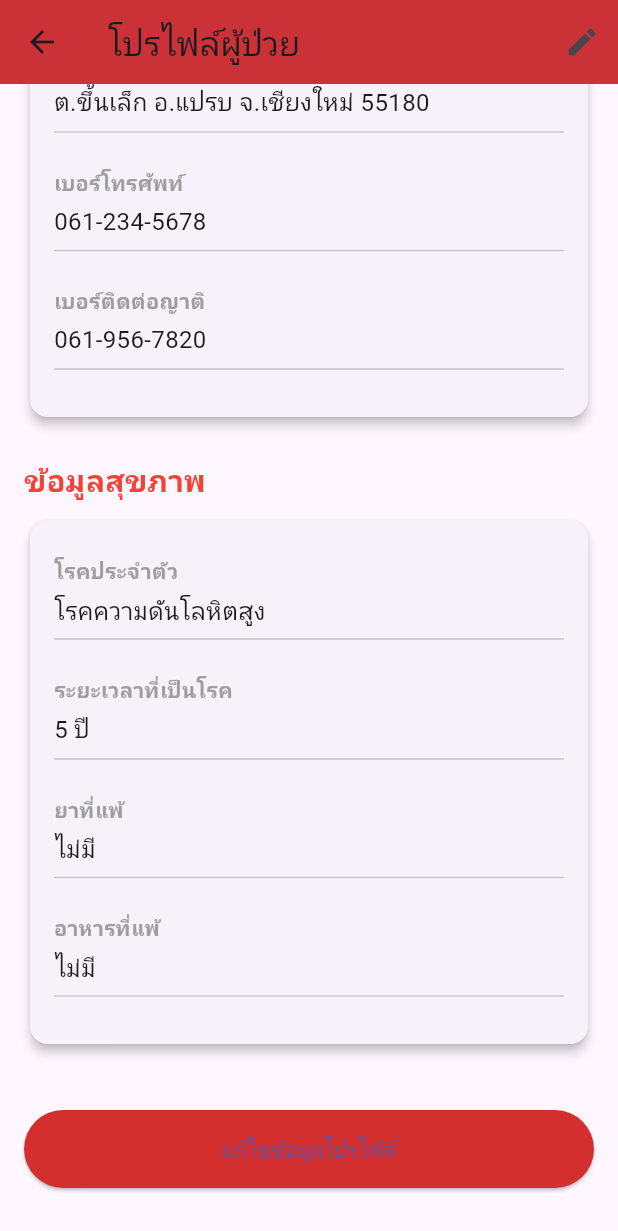
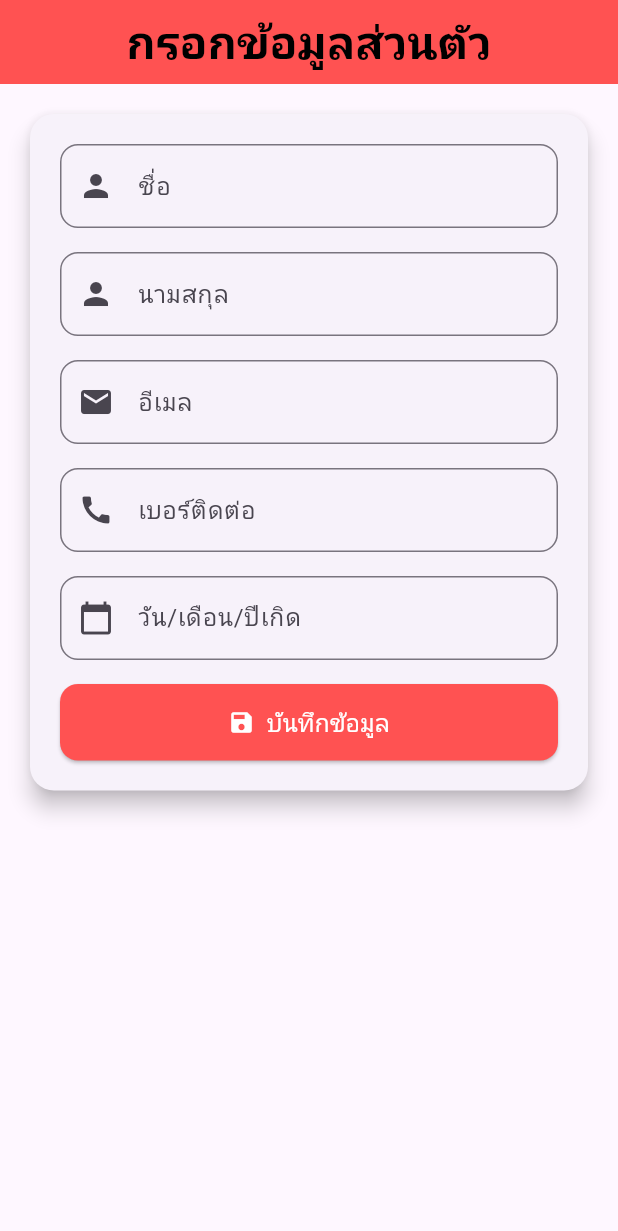
Before and after one commit to Tanonchai67/HeartCarePlus_Flutter, a Flutter app: the PatientProfilePage screen opened directly, scrolled down 488 dp, after a tap on the "edit" icon, on a phone screen of 412 x 824 dp. Shown: the top 1231 px of the screen. Run offline on Flutter 3.47's test engine with Material 3 defaults, Android fonts, the light colour scheme and no system bars; our stand-ins replace auto_size_text, firebase_auth, firebase_core, form_field_validator, table_calendar; accounts and stored records are empty.

Commit message:
Add_Profile

```diff
--- a/lib/login/forget_pass.dart
+++ b/lib/login/forget_pass.dart
@@ -2,7 +2,7 @@ import 'package:firebase_auth/firebase_auth.dart';
 import 'package:firebase_core/firebase_core.dart';
 import 'package:flutter/material.dart';
 import 'package:form_field_validator/form_field_validator.dart';
-import 'package:heartcare_plus/model/users.dart';
+import 'package:heartcare_plus/models/users_model.dart';
 
 class ForgetPassPage extends StatelessWidget {
   ForgetPassPage({super.key});
--- /dev/null
+++ b/lib/models/profiles_model.dart
@@ -0,0 +1,15 @@
+class Profiles {
+  String name;
+  String lastname;
+  String email;
+  int phone;
+  DateTime birthday;
+
+  Profiles({
+    required this.name,
+    required this.lastname,
+    required this.email,
+    required this.phone,
+    required this.birthday,
+  });
+}
--- /dev/null
+++ b/lib/pages/setting/add_profile.dart
@@ -0,0 +1,189 @@
+import 'package:flutter/material.dart';
+import 'package:flutter_localizations/flutter_localizations.dart';
+import 'package:form_field_validator/form_field_validator.dart';
+import 'package:heartcare_plus/models/profiles_model.dart';
+import 'package:intl/intl.dart';
+
+class AddProfile extends StatefulWidget {
+  const AddProfile({super.key});
+
+  @override
+  State<AddProfile> createState() => _AddProfileState();
+}
+
+class _AddProfileState extends State<AddProfile> {
+  final formKey = GlobalKey<FormState>();
+  Profiles profiles = Profiles(
+      name: '', lastname: '', email: '', phone: 0, birthday: DateTime.now());
+  final TextEditingController _birthdayController = TextEditingController();
+
+  @override
+  Widget build(BuildContext context) {
+    return MaterialApp(
+      localizationsDelegates: [
+        GlobalMaterialLocalizations.delegate,
+        GlobalWidgetsLocalizations.delegate,
+        GlobalCupertinoLocalizations.delegate,
+      ],
+      supportedLocales: [
+        Locale('th', 'TH'), // ภาษาไทย
+        Locale('en', 'US'), // ภาษาอังกฤษ
+      ],
+      home: Scaffold(
+        appBar: AppBar(
+          title: const Text('กรอกข้อมูลส่วนตัว'),
+          centerTitle: true,
+          titleTextStyle: const TextStyle(
+            fontWeight: FontWeight.bold,
+            fontSize: 30,
+            color: Colors.black,
+          ),
+          backgroundColor: Colors.redAccent,
+          automaticallyImplyLeading: false,
+        ),
+        body: SingleChildScrollView(
+          padding: const EdgeInsets.all(16),
+          child: Form(
+            key: formKey,
+            child: Card(
+              elevation: 6,
+              shape: RoundedRectangleBorder(
+                borderRadius: BorderRadius.circular(16),
+              ),
+              child: Padding(
+                padding: const EdgeInsets.all(20),
+                child: Column(
+                  children: [
+                    // ชื่อ
+                    TextFormField(
+                      onSaved: (String? name) {
+                        profiles.name = name ?? '';
+                      },
+                      validator:
+                          RequiredValidator(errorText: "กรุณากรอกชื่อ").call,
+                      decoration: InputDecoration(
+                        labelText: 'ชื่อ',
+                        border: OutlineInputBorder(
+                            borderRadius: BorderRadius.circular(12)),
+                        prefixIcon: const Icon(Icons.person),
+                      ),
+                    ),
+                    const SizedBox(height: 16),
+                    //นามสกุล
+                    TextFormField(
+                      onSaved: (String? lastname) {
+                        profiles.lastname = lastname ?? '';
+                      },
+                      validator:
+                          RequiredValidator(errorText: "กรุณากรอกนามสกุล").call,
+                      decoration: InputDecoration(
+                        labelText: 'นามสกุล',
+                        border: OutlineInputBorder(
+                            borderRadius: BorderRadius.circular(12)),
+                        prefixIcon: const Icon(Icons.person),
+                      ),
+                    ),
+                    const SizedBox(height: 16),
+                    //อีเมล์
+                    TextFormField(
+                      validator: MultiValidator([
+                        RequiredValidator(errorText: "กรุณากรอกอีเมล"),
+                        EmailValidator(
+                            errorText: "รูปแบบอีเมลไม่ถูกต้อง *@gmail.com")
+                      ]).call,
+                      onSaved: (String? email) {
+                        profiles.email = email ?? '';
+                      },
+                      keyboardType: TextInputType.emailAddress,
+                      decoration: InputDecoration(
+                        labelText: 'อีเมล',
+                        border: OutlineInputBorder(
+                            borderRadius: BorderRadius.circular(12)),
+                        prefixIcon: const Icon(Icons.email),
+                      ),
+                    ),
+                    const SizedBox(height: 16),
+                    TextFormField(
+                      keyboardType: TextInputType.number,
+                      onSaved: (String? value) {
+                        profiles.phone = int.tryParse(value ?? '0') ?? 0;
+                      },
+                      validator:
+                          RequiredValidator(errorText: "กรุณากรอกเบอร์ติดต่อ")
+                              .call,
+                      decoration: InputDecoration(
+                        labelText: 'เบอร์ติดต่อ',
+                        border: OutlineInputBorder(
+                            borderRadius: BorderRadius.circular(12)),
+                        prefixIcon: const Icon(Icons.call),
+                      ),
+                    ),
+                    const SizedBox(height: 16),
+                    TextFormField(
+                      controller: _birthdayController,
+                      validator: RequiredValidator(
+                              errorText: "กรุณาเลือกวัน/เดือน/ปีเกิด")
+                          .call,
+                      decoration: InputDecoration(
+                        labelText: 'วัน/เดือน/ปีเกิด',
+                        border: OutlineInputBorder(
+                            borderRadius: BorderRadius.circular(12)),
+                        prefixIcon: const Icon(Icons.calendar_today),
+                      ),
+                      readOnly: true,
+                      onTap: () async {
+                        DateTime? picked = await showDatePicker(
+                          context: context,
+                          initialDate: DateTime(2000),
+                          firstDate: DateTime(1900),
+                          lastDate: DateTime.now(),
+                          locale: const Locale('th', 'TH'),
+                        );
+                        if (picked != null) {
+                          setState(() {
+                            _birthdayController.text =
+                                DateFormat('dd/MM/yyyy').format(picked);
+                            profiles.birthday = picked;
+                          });
+                        }
+                      },
+                    ),
+                    const SizedBox(height: 16),
+
+                    // ปุ่มบันทึก
+                    SizedBox(
+                      width: double.infinity,
+                      child: ElevatedButton.icon(
+                        style: ElevatedButton.styleFrom(
+                          backgroundColor: Colors.redAccent,
+                          padding: const EdgeInsets.symmetric(vertical: 14),
+                          shape: RoundedRectangleBorder(
+                            borderRadius: BorderRadius.circular(12),
+                          ),
+                        ),
+                        icon: const Icon(Icons.save, color: Colors.white),
+                        label: const Text(
+                          "บันทึกข้อมูล",
+                          style: TextStyle(fontSize: 16, color: Colors.white),
+                        ),
+                        onPressed: () {
+                          if (formKey.currentState!.validate()) {
+                            formKey.currentState!.save();
+
+                            ScaffoldMessenger.of(context).showSnackBar(
+                              SnackBar(content: Text("บันทึกเรียบร้อย: ")),
+                            );
+                          }
+                        },
+                      ),
+                    ),
+                  ],
+                ),
+              ),
+            ),
+          ),
+        ),
+      ),
+    );
+  }
+}
--- a/lib/pages/setting/profile.dart
+++ b/lib/pages/setting/profile.dart
@@ -1,4 +1,5 @@
 import 'package:flutter/material.dart';
+import 'package:heartcare_plus/pages/setting/add_profile.dart';
 
 class PatientProfilePage extends StatelessWidget {
   const PatientProfilePage({super.key});
@@ -7,13 +8,27 @@ class PatientProfilePage extends StatelessWidget {
   Widget build(BuildContext context) {
     return Scaffold(
       appBar: AppBar(
-        title: const Text('โปรไฟล์ผู้ป่วย'),
-        backgroundColor: Colors.red[700],
+        title: const Text('ข้อมูลส่วนตัว'),
+        centerTitle: true,
+        titleTextStyle: const TextStyle(
+          fontWeight: FontWeight.bold,
+          fontSize: 25,
+          color: Colors.black,
+        ),
+        backgroundColor: Colors.redAccent,
+        automaticallyImplyLeading: false,
         actions: [
           IconButton(
-            icon: const Icon(Icons.edit),
+            icon: const Padding(
+              padding: EdgeInsets.only(right: 10),
+              child: Icon(Icons.edit),
+            ),
+            iconSize: 35,
             onPressed: () {
-              // Navigate to edit profile page
+              Navigator.push(
+                context,
+                MaterialPageRoute(builder: (context) => const AddProfile()),
+              );
             },
           ),
         ],
@@ -29,7 +44,8 @@ class PatientProfilePage extends StatelessWidget {
                 children: [
                   const CircleAvatar(
                     radius: 50,
-                    backgroundImage: AssetImage('assets/profile_placeholder.png'),
+                    backgroundImage:
+                        AssetImage('assets/profile_placeholder.png'),
                   ),
                   const SizedBox(height: 16),
                   const Text(
@@ -57,7 +73,8 @@ class PatientProfilePage extends StatelessWidget {
               children: [
                 _buildProfileItem('วัน/เดือน/ปีเกิด', '20 มกราคม 2518'),
                 _buildProfileItem('อีเมล', 'somchaith@gmail.com'),
-                _buildProfileItem('ที่อยู่', '247 ม.7 บ้านปากกาวสะอาด\nต.ขึ้นเล็ก อ.แปรบ จ.เชียงใหม่ 55180'),
+                _buildProfileItem('ที่อยู่',
+                    '247 ม.7 บ้านปากกาวสะอาด\nต.ขึ้นเล็ก อ.แปรบ จ.เชียงใหม่ 55180'),
                 _buildProfileItem('เบอร์โทรศัพท์', '061-234-5678'),
                 _buildProfileItem('เบอร์ติดต่อญาติ', '061-956-7820'),
               ],
@@ -97,7 +114,8 @@ class PatientProfilePage extends StatelessWidget {
     );
   }
 
-  Widget _buildProfileSection({required String title, required List<Widget> children}) {
+  Widget _buildProfileSection(
+      {required String title, required List<Widget> children}) {
     return Column(
       crossAxisAlignment: CrossAxisAlignment.start,
       children: [
--- a/pubspec.yaml
+++ b/pubspec.yaml
@@ -15,6 +15,8 @@ dependencies:
   auto_size_text: ^3.0.0
   flutter:
     sdk: flutter
+  flutter_localizations:
+    sdk: flutter
 
   cupertino_icons: ^1.0.8
 
```
Also changed, not shown: lib/login/login.dart (+7 -6 lines), lib/login/register.dart (+10 -8 lines), lib/pages/setting/setting.dart (+41 -12 lines), lib/models/users_model.dart (renamed from lib/model/users.dart).
